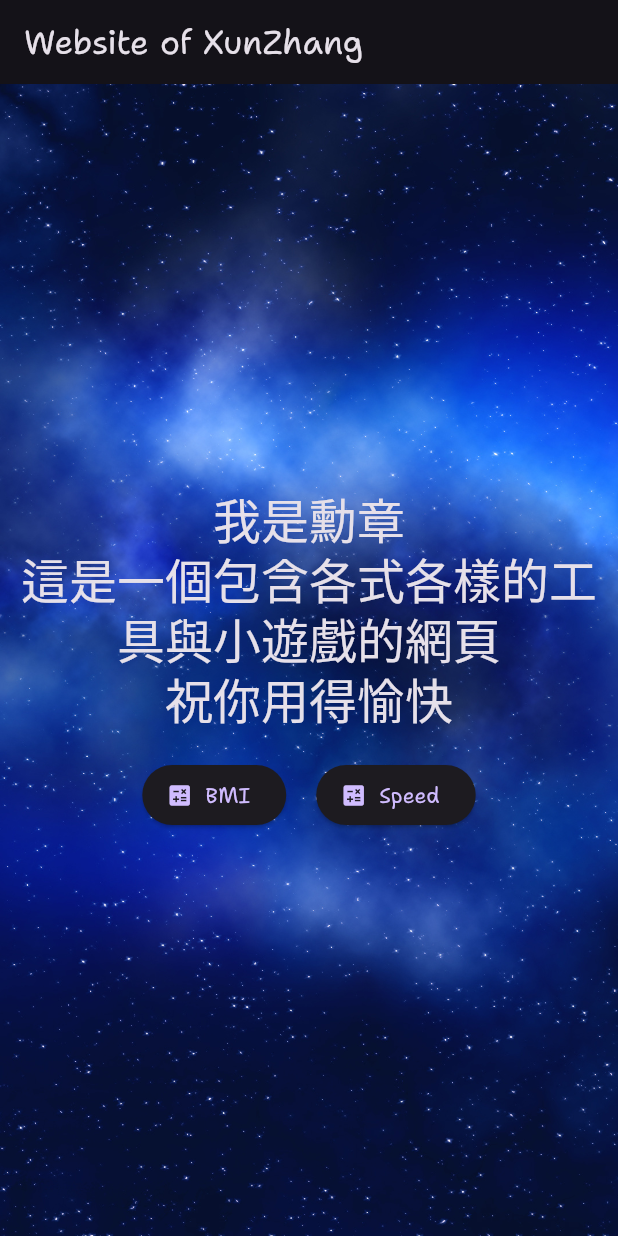
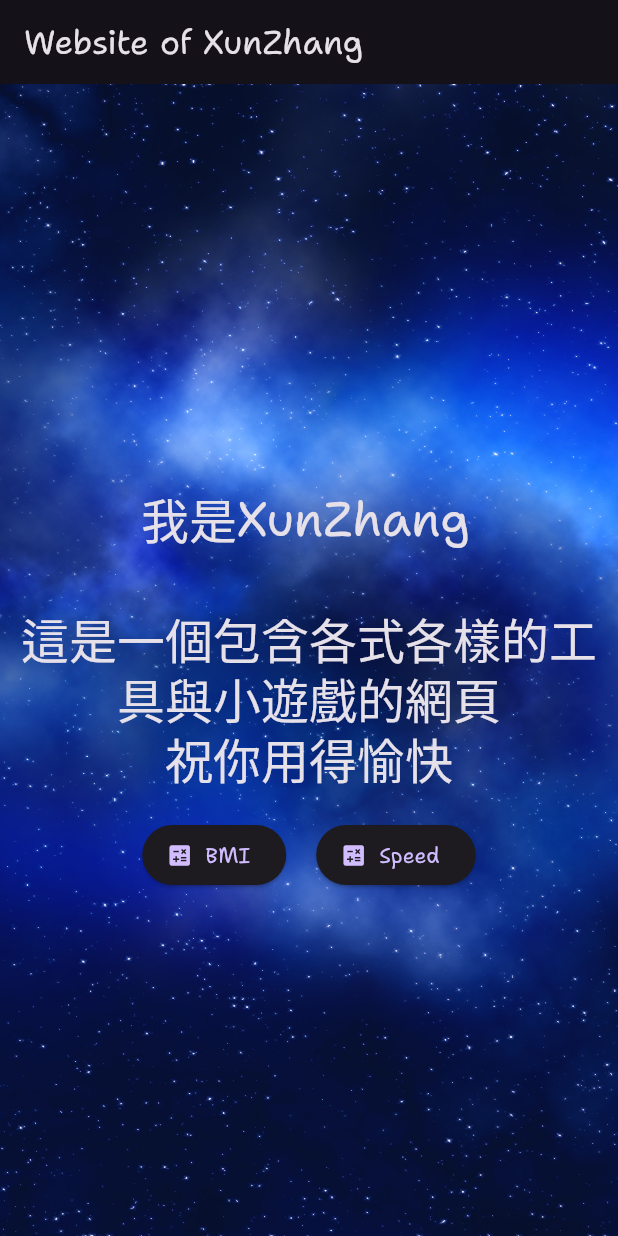
Before and after one commit to XunZhang-anson/website, a Flutter app: the screen it shows after launch, on a phone screen of 412 x 824 dp. Run offline on Flutter 3.47's test engine with Material 2 defaults, Android fonts, the light colour scheme and no system bars; drawn by our look-alikes of animated_text_kit; project files that could hold a hidden picture were left out.

Commit message:
主畫面自介動畫

```diff
--- a/lib/main.dart
+++ b/lib/main.dart
@@ -1,5 +1,5 @@
 import 'package:flutter/material.dart';
-
+import 'package:animated_text_kit/animated_text_kit.dart';
 import 'pages/bmi.dart';
 import 'pages/speed.dart';
 
@@ -56,7 +56,35 @@ class _MyHomePageState extends State<MyHomePage> {
               child: Column(
             mainAxisAlignment: MainAxisAlignment.center,
             children: [
-              Text('我是勳章\n這是一個包含各式各樣的工具與小遊戲的網頁\n祝你用得愉快', style: Theme.of(context).textTheme.headlineLarge, textAlign: TextAlign.center),
+              Container(
+                constraints: const BoxConstraints(
+                  minHeight: 120.0,
+                ),
+                child: Row(
+                  mainAxisAlignment: MainAxisAlignment.center,
+                  children: [
+                    Text('我是',
+                        style: Theme.of(context).textTheme.headlineLarge,
+                        textAlign: TextAlign.center),
+                    Container(
+                      alignment: Alignment.centerLeft,
+                      constraints: const BoxConstraints(
+                        minWidth: 160.0,
+                      ),
+                      child: AnimatedTextKit(
+                        isRepeatingAnimation: true,
+                        animatedTexts: [
+                          RotateAnimatedText('XunZhang',textStyle: Theme.of(context).textTheme.headlineLarge,),
+                          RotateAnimatedText('勳章',textStyle: Theme.of(context).textTheme.headlineLarge,),
+                        ],
+                      ),
+                    )
+                  ],
+                ),
+              ),
+              Text('這是一個包含各式各樣的工具與小遊戲的網頁\n祝你用得愉快',
+                  style: Theme.of(context).textTheme.headlineLarge,
+                  textAlign: TextAlign.center),
               const SizedBox(height: 20),
               Wrap(
                 spacing: 20,
--- a/lib/pages/speed.dart
+++ b/lib/pages/speed.dart
@@ -33,7 +33,7 @@ class _SpeedPageState extends State<SpeedPage> {
               mainAxisAlignment: MainAxisAlignment.center,
               children: <Widget>[
                 ClipRRect(
-                    borderRadius: BorderRadius.circular(8),
+                    borderRadius: BorderRadius.circular(16.0),
                     child: Image.asset('assets/images/speedimage.png',
                         width: 300, height:300)),
                 const SizedBox(height: 16.0),
--- a/pubspec.yaml
+++ b/pubspec.yaml
@@ -7,6 +7,7 @@ environment:
   sdk: '>=2.19.3 <3.0.0'
 
 dependencies:
+  animated_text_kit: ^4.2.2
   flutter:
     sdk: flutter
   flutter_web_plugins:
```
